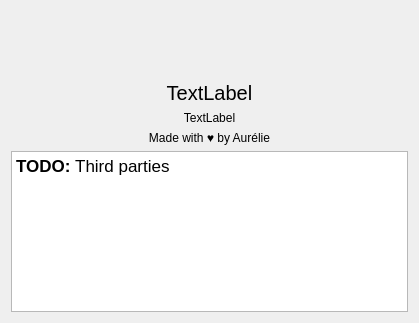
Above: src/frames/aboutdialog.ui from mojitaurelie/TaskBoard before the change. Below: the same form after it.
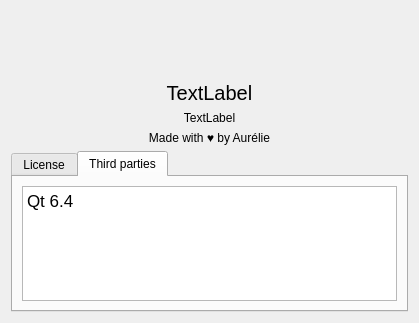
That is the form after the change. The open tabs and pages were chosen to show the change. Icons and pictures are not drawn.

```diff
--- a/src/frames/aboutdialog.ui
+++ b/src/frames/aboutdialog.ui
@@ -93,6 +93,16 @@
       </widget>
      </item>
      <item>
+      <widget class="QTabWidget" name="tabWidget">
+       <property name="currentIndex">
+        <number>0</number>
+       </property>
+       <widget class="QWidget" name="tab">
+        <attribute name="title">
+         <string>License</string>
+        </attribute>
+        <layout class="QGridLayout" name="gridLayout_2">
+         <item row="0" column="0">
       <widget class="QTextEdit" name="textEdit">
        <property name="readOnly">
         <bool>true</bool>
@@ -103,8 +113,40 @@
 p, li { white-space: pre-wrap; }
 hr { height: 1px; border-width: 0; }
 &lt;/style&gt;&lt;/head&gt;&lt;body style=&quot; font-family:'.AppleSystemUIFont'; font-size:13pt; font-weight:400; font-style:normal;&quot;&gt;
-&lt;p style=&quot; margin-top:0px; margin-bottom:0px; margin-left:0px; margin-right:0px; -qt-block-indent:0; text-indent:0px;&quot;&gt;&lt;span style=&quot; font-weight:700;&quot;&gt;TODO: &lt;/span&gt;Third parties&lt;/p&gt;&lt;/body&gt;&lt;/html&gt;</string>
-       </property>
+&lt;p style=&quot; margin-top:12px; margin-bottom:0px; margin-left:0px; margin-right:0px; -qt-block-indent:0; text-indent:0px;&quot;&gt;&lt;span style=&quot; font-family:'Menlo';&quot;&gt;Copyright 2022 Aurélie Delhaie&lt;/span&gt;&lt;/p&gt;
+&lt;p style=&quot;-qt-paragraph-type:empty; margin-top:0px; margin-bottom:0px; margin-left:0px; margin-right:0px; -qt-block-indent:0; text-indent:0px; font-family:'Menlo';&quot;&gt;&lt;br /&gt;&lt;/p&gt;
+&lt;p style=&quot; margin-top:0px; margin-bottom:0px; margin-left:0px; margin-right:0px; -qt-block-indent:0; text-indent:0px;&quot;&gt;&lt;span style=&quot; font-family:'Menlo';&quot;&gt;Permission is hereby granted, free of charge, to any person obtaining a copy of this software and associated documentation files (the &amp;quot;Software&amp;quot;), to deal in the Software without restriction, including without limitation the rights to use, copy, modify, merge, publish, distribute, sublicense, and/or sell copies of the Software, and to permit persons to whom the Software is furnished to do so, subject to the following conditions:&lt;/span&gt;&lt;/p&gt;
+&lt;p style=&quot;-qt-paragraph-type:empty; margin-top:0px; margin-bottom:0px; margin-left:0px; margin-right:0px; -qt-block-indent:0; text-indent:0px; font-family:'Menlo';&quot;&gt;&lt;br /&gt;&lt;/p&gt;
+&lt;p style=&quot; margin-top:0px; margin-bottom:0px; margin-left:0px; margin-right:0px; -qt-block-indent:0; text-indent:0px;&quot;&gt;&lt;span style=&quot; font-family:'Menlo';&quot;&gt;The above copyright notice and this permission notice shall be included in all copies or substantial portions of the Software.&lt;/span&gt;&lt;/p&gt;
+&lt;p style=&quot;-qt-paragraph-type:empty; margin-top:0px; margin-bottom:0px; margin-left:0px; margin-right:0px; -qt-block-indent:0; text-indent:0px; font-family:'Menlo';&quot;&gt;&lt;br /&gt;&lt;/p&gt;
+&lt;p style=&quot; margin-top:0px; margin-bottom:12px; margin-left:0px; margin-right:0px; -qt-block-indent:0; text-indent:0px;&quot;&gt;&lt;span style=&quot; font-family:'Menlo';&quot;&gt;THE SOFTWARE IS PROVIDED &amp;quot;AS IS&amp;quot;, WITHOUT WARRANTY OF ANY KIND, EXPRESS OR IMPLIED, INCLUDING BUT NOT LIMITED TO THE WARRANTIES OF MERCHANTABILITY, FITNESS FOR A PARTICULAR PURPOSE AND NONINFRINGEMENT. IN NO EVENT SHALL THE AUTHORS OR COPYRIGHT HOLDERS BE LIABLE FOR ANY CLAIM, DAMAGES OR OTHER LIABILITY, WHETHER IN AN ACTION OF CONTRACT, TORT OR OTHERWISE, ARISING FROM, OUT OF OR IN CONNECTION WITH THE SOFTWARE OR THE USE OR OTHER DEALINGS IN THE SOFTWARE.&lt;/span&gt;&lt;/p&gt;&lt;/body&gt;&lt;/html&gt;</string>
+           </property>
+          </widget>
+         </item>
+        </layout>
+       </widget>
+       <widget class="QWidget" name="tab_2">
+        <attribute name="title">
+         <string>Third parties</string>
+        </attribute>
+        <layout class="QGridLayout" name="gridLayout_3">
+         <item row="0" column="0">
+          <widget class="QTextEdit" name="textEdit_2">
+           <property name="readOnly">
+            <bool>true</bool>
+           </property>
+           <property name="html">
+            <string>&lt;!DOCTYPE HTML PUBLIC &quot;-//W3C//DTD HTML 4.0//EN&quot; &quot;http://www.w3.org/TR/REC-html40/strict.dtd&quot;&gt;
+&lt;html&gt;&lt;head&gt;&lt;meta name=&quot;qrichtext&quot; content=&quot;1&quot; /&gt;&lt;meta charset=&quot;utf-8&quot; /&gt;&lt;style type=&quot;text/css&quot;&gt;
+p, li { white-space: pre-wrap; }
+hr { height: 1px; border-width: 0; }
+&lt;/style&gt;&lt;/head&gt;&lt;body style=&quot; font-family:'.AppleSystemUIFont'; font-size:13pt; font-weight:400; font-style:normal;&quot;&gt;
+&lt;p style=&quot; margin-top:0px; margin-bottom:0px; margin-left:0px; margin-right:0px; -qt-block-indent:0; text-indent:0px;&quot;&gt;Qt 6.4&lt;/p&gt;&lt;/body&gt;&lt;/html&gt;</string>
+           </property>
+          </widget>
+         </item>
+        </layout>
+       </widget>
       </widget>
      </item>
     </layout>
```
Lines whose indentation alone changed are shown as unchanged.
